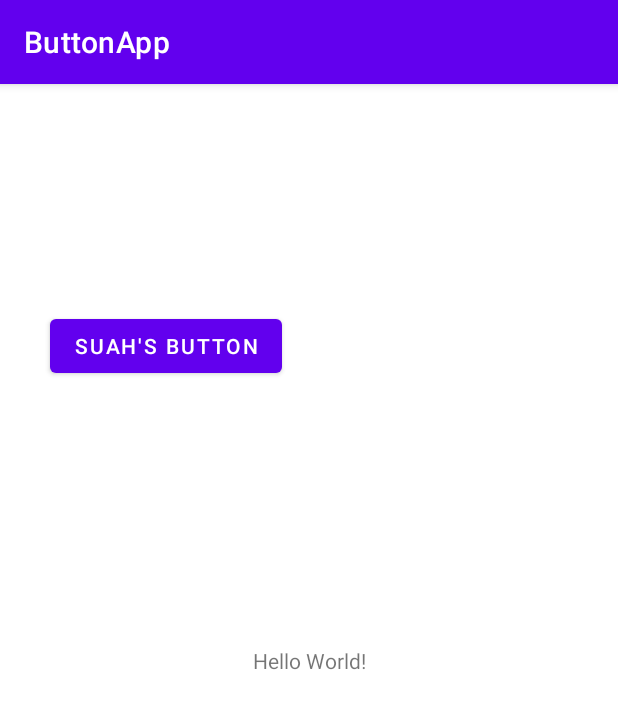
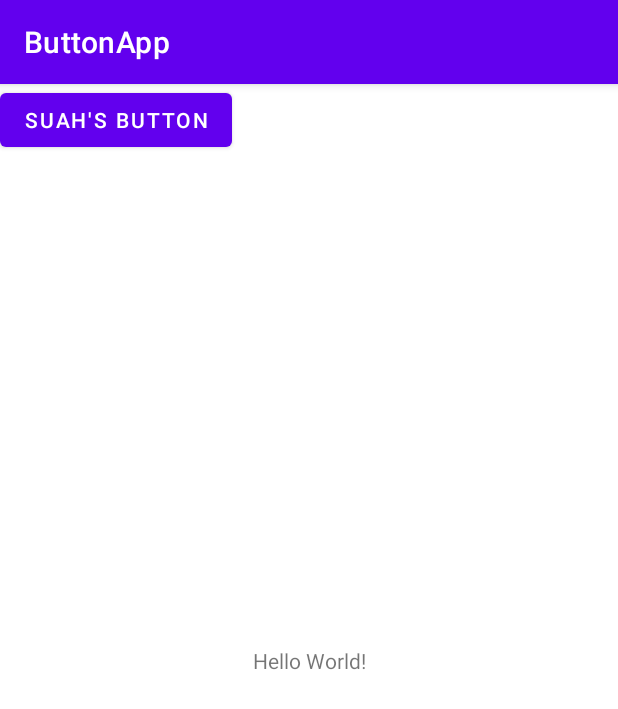
Before and after one commit to suahjeon/ButtonApp, an Android app: the screen it shows after launch (MainActivity), on a phone screen of 412 x 824 dp. Shown: the top 709 px of the screen. Run offline under Robolectric (Android 15) with nearby library versions, the phone set to English and light mode, and no system bars.

Commit message:
Solving Problem

```diff
--- a/app/src/main/res/layout/activity_main.xml
+++ b/app/src/main/res/layout/activity_main.xml
@@ -20,11 +20,12 @@
         android:id="@+id/button"
         android:layout_width="wrap_content"
         android:layout_height="wrap_content"
-        android:layout_marginEnd="224dp"
-        android:layout_marginRight="224dp"
-        android:layout_marginBottom="176dp"
-        android:text="Suah's Button"
-        app:layout_constraintBottom_toTopOf="@+id/textView"
-        app:layout_constraintEnd_toEndOf="parent" />
+        android:layout_marginStart="55dp"
+        android:layout_marginLeft="55dp"
+        android:layout_marginTop="146dp"
+        android:text="@string/suah_s_button"
+        app:layout_constraintBottom_toStartOf="parent"
+        app:layout_constraintEnd_toTopOf="parent"
+         />
 
 </androidx.constraintlayout.widget.ConstraintLayout>
--- a/app/src/main/res/values/strings.xml
+++ b/app/src/main/res/values/strings.xml
@@ -1,3 +1,4 @@
 <resources>
     <string name="app_name">ButtonApp</string>
+    <string name="suah_s_button">Suah\'s Button</string>
 </resources>
```
